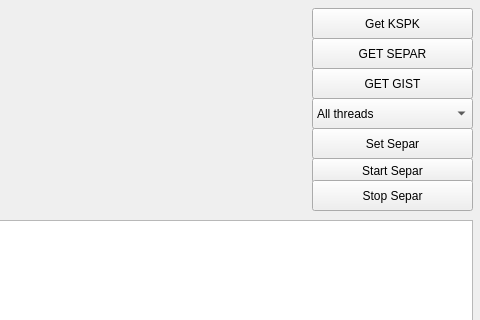
The window that testtablewidget.ui (longway34/SeparaterQt2) describes before a commit, drawn with Qt 5; both pictures show x 628 to 1108 and y 0 to 320 of the 1108 by 689 pixel window.
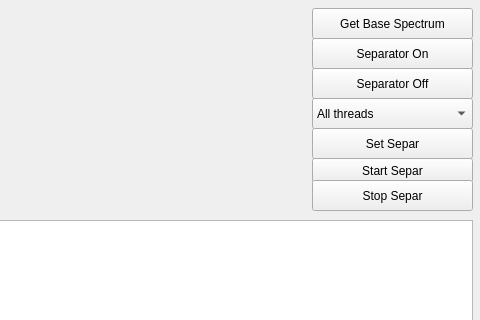
The same window after the commit. Custom widgets are drawn as their Qt base class.

```diff
--- a/testtablewidget.ui
+++ b/testtablewidget.ui
@@ -186,7 +186,7 @@
     </rect>
    </property>
    <property name="text">
-    <string>GET GIST</string>
+    <string>Separator Off</string>
    </property>
   </widget>
   <widget class="QPushButton" name="bGETSepar">
@@ -199,7 +199,7 @@
     </rect>
    </property>
    <property name="text">
-    <string>GET SEPAR</string>
+    <string>Separator On</string>
    </property>
   </widget>
   <widget class="QPushButton" name="bGetKSPK">
@@ -212,7 +212,7 @@
     </rect>
    </property>
    <property name="text">
-    <string>Get KSPK</string>
+    <string>Get Base Spectrum</string>
    </property>
   </widget>
   <widget class="QPushButton" name="bSetSepar">
@@ -328,17 +328,17 @@
   </widget>
  </widget>
  <customwidgets>
+  <customwidget>
+   <class>SPRSpectrumListTable</class>
+   <extends>QTableWidget</extends>
+   <header>sprspectrumlisttable.h</header>
+  </customwidget>
   <customwidget>
    <class>SPRSpectrumGraphicsWidget</class>
    <extends>QWidget</extends>
    <header>sprspectrumgraphicswidget.h</header>
    <container>1</container>
   </customwidget>
-  <customwidget>
-   <class>SPRSpectrumListTable</class>
-   <extends>QTableWidget</extends>
-   <header>sprspectrumlisttable.h</header>
-  </customwidget>
   <customwidget>
    <class>SPRSpectrumSmallTable</class>
    <extends>QTableWidget</extends>
```
Left out of the diff: 6 changed lines with no effect on the pictures.
